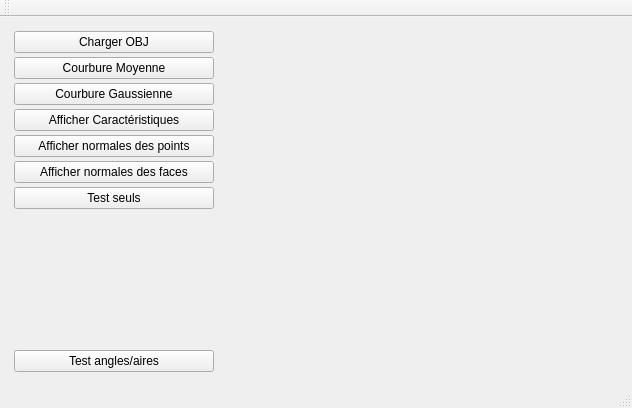
Before: the Qt Designer form starterLight/mainwindow.ui in SkreyZ/AppliIndus, drawn with Qt 5.
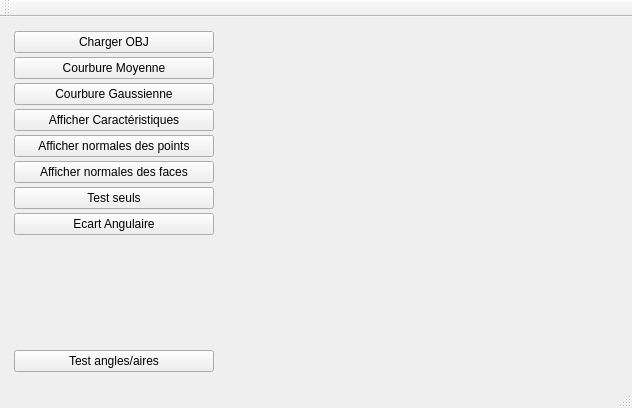
After: the same form once the commit is applied. Custom widgets are drawn as their Qt base class.

Commit message: ecart angulaire

What changed in the file:
```diff
--- a/starterLight/mainwindow.ui
+++ b/starterLight/mainwindow.ui
@@ -100,6 +100,13 @@
          </property>
         </widget>
        </item>
+       <item>
+        <widget class="QPushButton" name="pushButton_ecart_angulaire">
+         <property name="text">
+          <string>Ecart Angulaire</string>
+         </property>
+        </widget>
+       </item>
        <item>
         <spacer name="verticalSpacer">
          <property name="orientation">
```
The commit also changes 3 other files.
